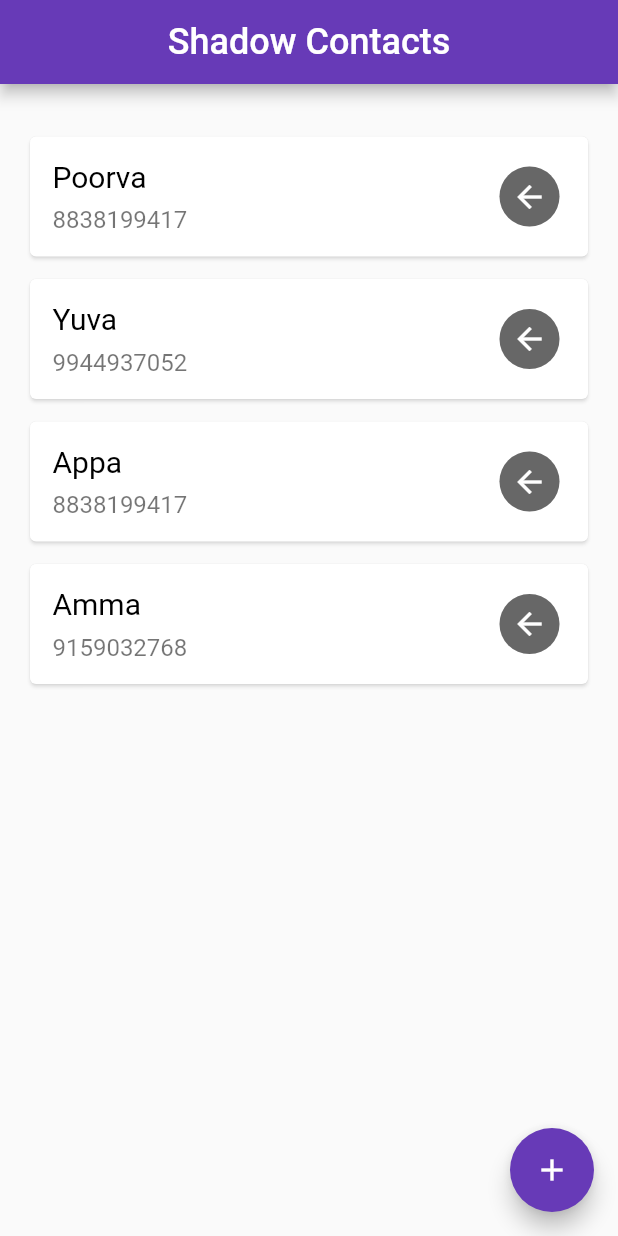
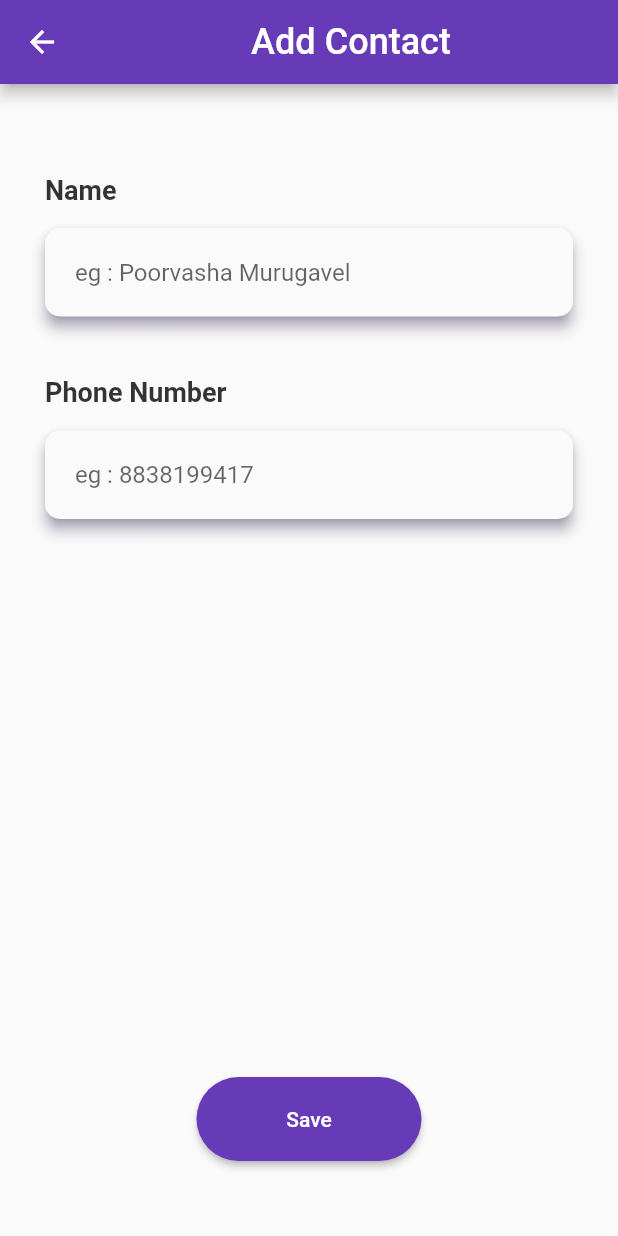
Before and after one commit to poorvasha/shaddow_contacts, a Flutter app: the screen it shows after launch, after a tap on the "add" icon, on a phone screen of 412 x 824 dp. Run offline on Flutter 3.47's test engine with Material 2 defaults, Android fonts, the phone set to English and light mode, and no system bars; drawn by our look-alikes of flutter_speed_dial; our stand-ins replace flutter_svg.

Commit message:
implementation of addContact UI and app functionality

```diff
--- /dev/null
+++ b/lib/add_contact.dart
@@ -0,0 +1,147 @@
+import 'package:flutter/material.dart';
+import 'package:flutter/services.dart';
+import 'package:flutter/src/widgets/container.dart';
+import 'package:flutter/src/widgets/framework.dart';
+import 'package:shadow_contacts/data_objects/input_field_datas.dart';
+
+import 'appConstant.dart';
+import 'data_objects/contact_details_obj.dart';
+import 'widgets/input_field.dart';
+
+class AddContact extends StatefulWidget {
+  const AddContact({super.key});
+
+  @override
+  State<AddContact> createState() => _AddContactState();
+}
+
+class _AddContactState extends State<AddContact> {
+  List<InputFieldObject> inputFieldList = [
+    InputFieldObject(
+        "Name",
+        "eg : Poorvasha Murugavel",
+        "Please enter the Name",
+        true,
+        TextEditingController(),
+        TextInputType.text,
+        FilteringTextInputFormatter.singleLineFormatter),
+    InputFieldObject(
+        "Phone Number",
+        "eg : 8838199417",
+        "Please enter valid Phone Number",
+        true,
+        TextEditingController(),
+        TextInputType.phone,
+        FilteringTextInputFormatter.digitsOnly),
+  ];
+
+  final ButtonStyle raisedButtonStyle = ElevatedButton.styleFrom(
+    minimumSize: Size(150, 36),
+    padding: EdgeInsets.symmetric(vertical: 20, horizontal: 15),
+    shape: const RoundedRectangleBorder(
+      borderRadius: BorderRadius.all(Radius.circular(30)),
+    ),
+  );
+
+  @override
+  Widget build(BuildContext context) {
+    return Scaffold(
+      appBar: AppBar(
+        title: const Center(
+            child: Text(
+          "Add Contact",
+          style: TextStyle(fontSize: 24),
+        )),
+      ),
+      body: Container(
+        alignment: Alignment.center,
+        margin: const EdgeInsets.only(left: 30, top: 60, right: 30, bottom: 50),
+        child: Column(
+          mainAxisAlignment: MainAxisAlignment.spaceBetween,
+          children: [
+            ListView.builder(
+                scrollDirection: Axis.vertical,
+                shrinkWrap: true,
+                itemCount: inputFieldList.length,
+                itemBuilder: (BuildContext context, index) {
+                  return Container(
+                    margin: const EdgeInsets.only(bottom: 40),
+                    child: InputField(
+                      labelName: inputFieldList[index].labelName,
+                      hintText: inputFieldList[index].hintText,
+                      errMessage: inputFieldList[index].errMessage,
+                      isValid: inputFieldList[index].isValid,
+                      myController: inputFieldList[index].myController,
+                      keyboardType: inputFieldList[index].keyboardType,
+                      textInputType: inputFieldList[index].textInputType,
+                    ),
+                  );
+                }),
+            Container(
+              alignment: Alignment.bottomCenter,
+              child: ElevatedButton(
+                style: raisedButtonStyle,
+                onPressed: saveContact,
+                child: Text('Save'),
+              ),
+            )
+          ],
+        ),
+      ),
+    );
+  }
+
+  void saveContact() {
+    try {
+      int validFieldCount = 0;
+      String phoneNumber = "";
+      String name = "";
+      if (inputFieldList.isNotEmpty) {
+        for (var element in inputFieldList) {
+
+          if (element.labelName == "Name") {
+            name = element.myController!.text;
+            if (element.myController!.text.isEmpty) {
+              setState(() {
+                element.isValid = false;
+              });
+            } else {
+              setState(() {
+                element.isValid = true;
+                validFieldCount++;
+              });
+            }
+          }
+          else if (element.labelName == "Phone Number") {
+
+            phoneNumber = element.myController!.text;
+            String patttern = r'(^(?:[+0]9)?[0-9]{10,12}$)';
+            RegExp regExp = new RegExp(patttern);
+
+            if (phoneNumber.isEmpty ||
+                phoneNumber.length < 10 ||
+                !regExp.hasMatch(phoneNumber)) {
+              setState(() {
+                element.isValid = false;
+              });
+            } else {
+              setState(() {
+                element.isValid = true;
+                validFieldCount++;
+              });
+            }
+          }
+
+          if(validFieldCount == 2){
+            setState(() {
+                contactList.add(ContactDetailsObject(name, phoneNumber));
+              });
+            Navigator.pop(context, contactList);
+          }
+        }
+      }
+    } catch (e) {
+      Exception(e);
+    }
+  }
+}
--- /dev/null
+++ b/lib/appConstant.dart
@@ -0,0 +1,3 @@
+import 'data_objects/contact_details_obj.dart';
+
+List<ContactDetailsObject> contactList = [];
--- /dev/null
+++ b/lib/data_objects/input_field_datas.dart
@@ -0,0 +1,15 @@
+import 'package:flutter/material.dart';
+import 'package:flutter/services.dart';
+
+class InputFieldObject {
+  String labelName;
+  String hintText;
+  String errMessage;
+  bool isValid;
+  TextEditingController myController;
+  TextInputType keyboardType;
+  TextInputFormatter textInputType;
+
+  InputFieldObject(this.labelName, this.hintText, this.errMessage, this.isValid,
+      this.myController, this.keyboardType, this.textInputType);
+}
--- a/lib/main.dart
+++ b/lib/main.dart
@@ -1,6 +1,8 @@
 import 'dart:ui';
 import 'package:flutter/material.dart';
 import 'package:flutter_svg/flutter_svg.dart';
+import 'add_contact.dart';
+import 'appConstant.dart';
 import 'data_objects/contact_details_obj.dart';
 import 'widgets/contact_card_view.dart';
 
@@ -22,7 +24,7 @@ class MyApp extends StatelessWidget {
         primarySwatch: Colors.deepPurple,
       ),
       debugShowCheckedModeBanner: false,
-      home: const MyHomePage(title: 'Shadow Contacts'),
+      home: const MyHomePage(title: "Shadow Contacts",),
     );
   }
 }
@@ -40,13 +42,12 @@ class MyHomePage extends StatefulWidget {
 // Homepage widget which exends the state of statefull homepage class
 class _MyHomePageState extends State<MyHomePage> {
   // Contact list declaration;
-  List<ContactDetailsObject> contactList =
-  [
-    ContactDetailsObject("Poorva", "8838199417"),
-    ContactDetailsObject("Yuva", "9944937052"),
-    ContactDetailsObject("Appa", "8838199417"),
-    ContactDetailsObject("Amma", "9159032768")
-  ];
+  // List<ContactDetailsObject> contactList = [
+  //   ContactDetailsObject("Poorva", "8838199417"),
+  //   ContactDetailsObject("Yuva", "9944937052"),
+  //   ContactDetailsObject("Appa", "8838199417"),
+  //   ContactDetailsObject("Amma", "9159032768")
+  // ];
 
 // HomePage widget starts here
   @override
@@ -56,7 +57,7 @@ class _MyHomePageState extends State<MyHomePage> {
         title: Center(
             child: Text(
           widget.title,
-          style: TextStyle(fontSize: 24),
+          style: const TextStyle(fontSize: 24),
         )),
       ),
       body: Center(
@@ -90,9 +91,12 @@ class _MyHomePageState extends State<MyHomePage> {
     );
   }
 
-  void onPressedAddButton() {
+  void onPressedAddButton() async{
     try {
-
+      final result = await Navigator.push(context, MaterialPageRoute(builder: (context) => const AddContact()));
+      setState(() {
+        result;
+      });
     } catch (e) {
       Exception(e);
     }
--- a/lib/widgets/contact_card_view.dart
+++ b/lib/widgets/contact_card_view.dart
@@ -1,5 +1,6 @@
 import 'package:flutter/material.dart';
 import 'package:flutter_speed_dial/flutter_speed_dial.dart';
+import 'package:url_launcher/url_launcher.dart';
 import '../data_objects/contact_details_obj.dart';
 
 class ContactCardView extends StatefulWidget {
@@ -58,13 +59,13 @@ class _ContactCardViewState extends State<ContactCardView> {
                     SpeedDialChild(
                       elevation: 0,
                       foregroundColor: Colors.blue,
-                      onTap: onPhoneTapped,
+                      onTap:() => onPhoneTapped(widget.contactDetails.phoneNumber),
                       child: const Icon(Icons.phone_rounded),
                     ),
                     SpeedDialChild(
                         elevation: 0,
                         foregroundColor: Colors.green,
-                        onTap: onWhatsappTapped,
+                        onTap:() => onWhatsappTapped(widget.contactDetails.phoneNumber),
                         child: const Icon(Icons.whatsapp_rounded))
                   ],
                 ))
@@ -76,17 +77,28 @@ class _ContactCardViewState extends State<ContactCardView> {
 
   void onPressed() {}
 
-  void onPhoneTapped() {
+  onPhoneTapped(String phoneNumber) async {
     try {
-
+      var url = Uri.parse("tel:$phoneNumber");
+      if (await canLaunchUrl(url)) {
+        await launchUrl(url);
+      } else {
+        throw 'Could not launch $url';
+      }
     } catch (e) {
       Exception(e);
     }
   }
 
-  void onWhatsappTapped() {
+  void onWhatsappTapped(String phoneNumber) async{
     try {
-
+      var whatsappUrl =
+         Uri.parse("whatsapp://send?phone=${"91$phoneNumber"}");
+      if (await canLaunchUrl(whatsappUrl)) {
+        await launchUrl(whatsappUrl);
+      } else {
+        throw 'Could not launch $whatsappUrl';
+      }
     } catch (e) {
       Exception(e);
     }
--- /dev/null
+++ b/lib/widgets/input_field.dart
@@ -0,0 +1,70 @@
+import 'package:flutter/material.dart';
+import 'package:flutter/services.dart';
+import 'package:flutter/src/widgets/container.dart';
+import 'package:flutter/src/widgets/framework.dart';
+
+class InputField extends StatefulWidget {
+  InputField(
+      {super.key,
+      required this.labelName,
+      required this.hintText,
+      required this.errMessage,
+      required this.isValid,
+      required this.myController,
+      required this.keyboardType,
+      required this.textInputType});
+  late String labelName;
+  late String hintText;
+  late String errMessage;
+  late bool isValid;
+  late TextEditingController? myController;
+  late TextInputType keyboardType;
+  late TextInputFormatter textInputType;
+
+  @override
+  State<InputField> createState() => _InputFieldState();
+}
+
+class _InputFieldState extends State<InputField> {
+  @override
+  Widget build(BuildContext context) {
+    return Wrap(
+      crossAxisAlignment: WrapCrossAlignment.start,
+      runSpacing: 15,
+      children: [
+        Text(
+          widget.labelName,
+          style: const TextStyle(
+              fontSize: 18,
+              color:
+                   Color.fromARGB(221, 20, 20, 20),
+              fontWeight: FontWeight.bold),
+        ),
+        Material(
+          elevation: 4,
+          shadowColor: widget.isValid ? Color.fromARGB(255, 132, 114, 163) : Colors.red,
+          borderRadius: BorderRadius.all(Radius.circular(10)),
+          child: TextField(
+            keyboardType: widget.keyboardType,
+            inputFormatters: [widget.textInputType],
+            controller: widget.myController,
+            decoration: InputDecoration(
+              contentPadding: EdgeInsets.all(20),
+              border: InputBorder.none,
+              hintText: widget.hintText,
+            ),
+          ),
+        ),
+        if (!widget.isValid)
+          Text(
+            widget.errMessage,
+            style: const TextStyle(
+                fontSize: 14,
+                color: Color.fromARGB(255, 255, 63, 63),
+                fontWeight: FontWeight.normal),
+          ),
+
+      ],
+    );
+  }
+}
--- a/pubspec.yaml
+++ b/pubspec.yaml
@@ -38,6 +38,7 @@ dependencies:
   cupertino_icons: ^1.0.2
   flutter_speed_dial: ^6.2.0
   flutter_svg: ^1.1.6
+  url_launcher: ^6.1.7
 
 dev_dependencies:
   flutter_test:
```
Also changed, not shown: pubspec.lock, 5 other files.
